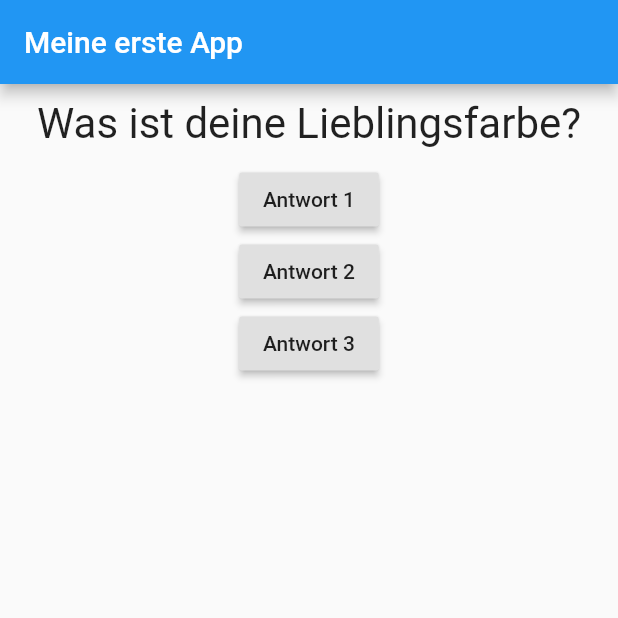
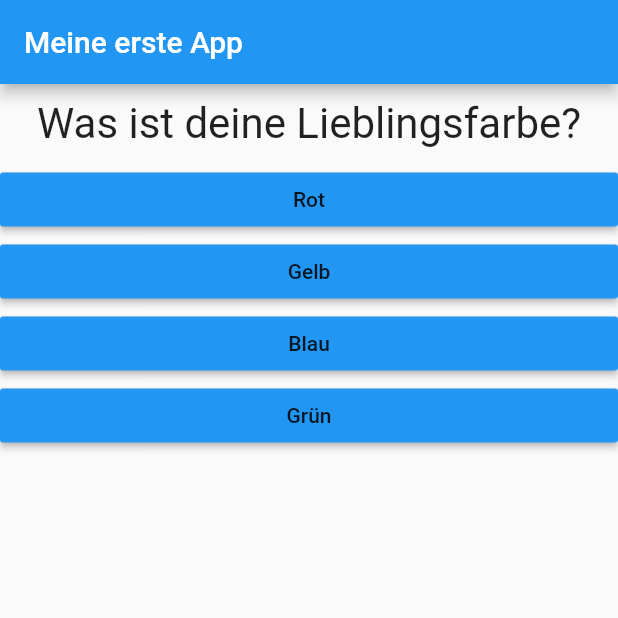
Before and after one commit to MrRobot420/flutter_quiz, a Flutter app: the screen it shows after launch, on a phone screen of 412 x 824 dp, the top half of it. Run offline on Flutter 3.47's test engine with Material 2 defaults, Android fonts, the phone set to English and light mode, and no system bars.

Commit message:
added Answer class | introduced map and ...

```diff
--- /dev/null
+++ b/lib/answer.dart
@@ -0,0 +1,21 @@
+import 'package:flutter/material.dart';
+
+class Answer extends StatelessWidget {
+
+  final String buttonText;
+  final Function selectHandler;
+
+  Answer(this.buttonText, this.selectHandler);
+
+  @override
+  Widget build(BuildContext context) {
+    return Container(
+      width: double.infinity,
+      child: RaisedButton(
+        color: Colors.blue,
+        child: Text(buttonText),
+        onPressed: selectHandler,
+      ),
+    );
+  }
+}
--- a/lib/main.dart
+++ b/lib/main.dart
@@ -1,4 +1,5 @@
 import 'package:flutter/material.dart';
+import 'package:quiz_guide/answer.dart';
 import 'package:quiz_guide/question.dart';
 
 void main() => runApp(MyApp());
@@ -23,8 +24,18 @@ class _MyAppState extends State<MyApp> {
   }
 
   var questions = [
-    'Was ist deine Lieblingsfarbe?',
-    'Was ist dein Lieblingstier?',
+    {
+      'questionText': 'Was ist deine Lieblingsfarbe?',
+      'answers': ['Rot', 'Gelb', 'Blau', 'Grün']
+    },
+    {
+      'questionText': 'Was ist dein Lieblingstier?',
+      'answers': ['Hund', 'Katze', 'Maus', 'Adler']
+    },
+    {
+      'questionText': 'Wer ist dein Lieblingsdozent?',
+      'answers': ['Denis', 'Max', 'Hubert', 'Alex']
+    }
   ];
 
   @override
@@ -36,21 +47,11 @@ class _MyAppState extends State<MyApp> {
         ),
         body: Column(
           children: <Widget>[
-            Question(
-              questions[_questionIndex],
-            ),
-            RaisedButton(
-              child: Text('Antwort 1'),
-              onPressed: _answerQuestion,
-            ),
-            RaisedButton(
-              child: Text('Antwort 2'),
-              onPressed: _answerQuestion,
-            ),
-            RaisedButton(
-              child: Text('Antwort 3'),
-              onPressed: _answerQuestion,
-            )
+            Question(questions[_questionIndex]['questionText']),
+            ...(questions[_questionIndex]['answers'] as List<String>)
+                .map((answer) {
+              return Answer(answer, _answerQuestion);
+            }).toList(),
           ],
         ),
       ),
```
